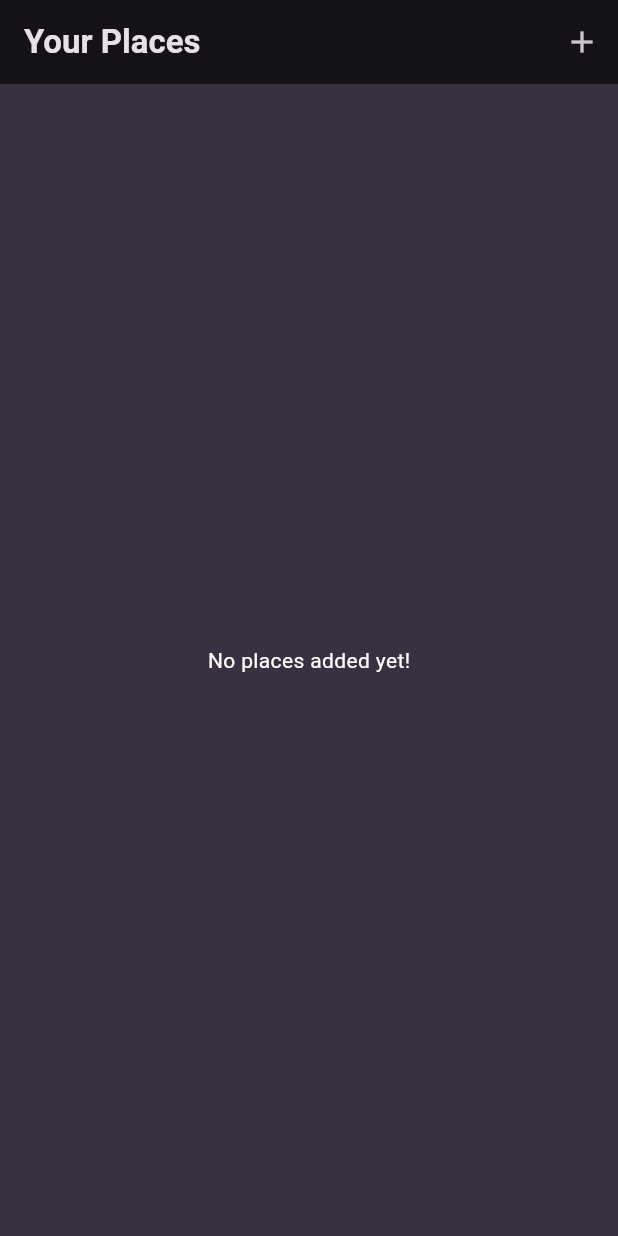
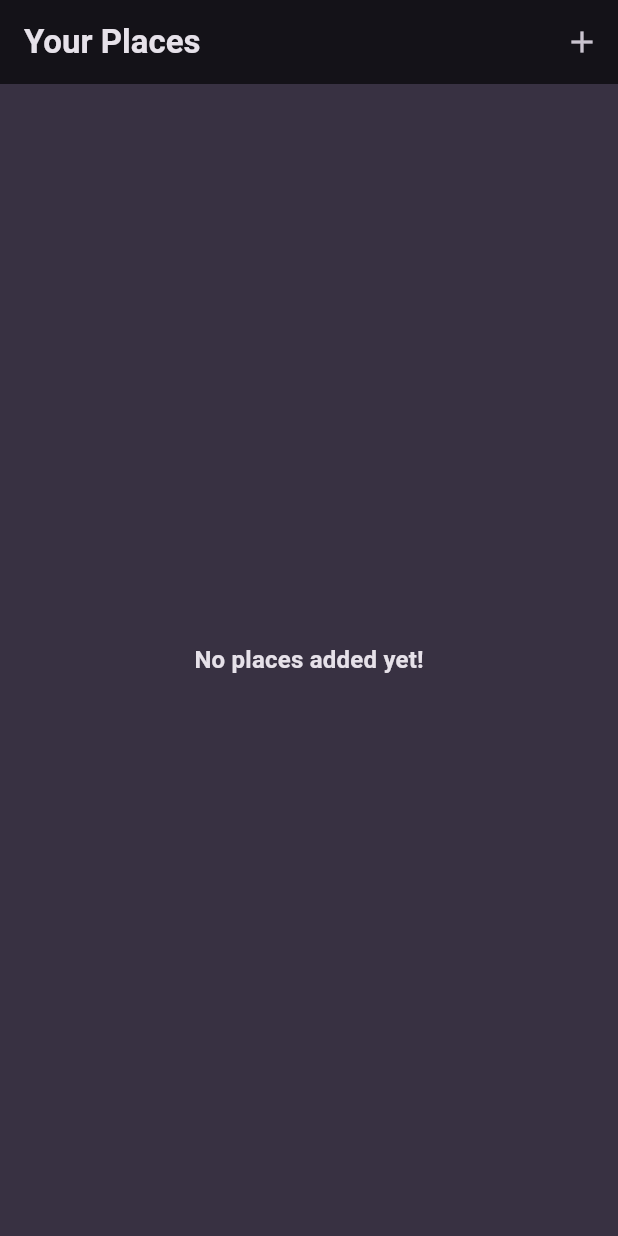
Before and after one commit to richie007dev/favorite_places, a Flutter app: the screen it shows after launch, on a phone screen of 412 x 824 dp. Run offline on Flutter 3.47's test engine with Material 3 defaults, Android fonts, the phone set to English and light mode, and no system bars; our stand-ins replace flutter_riverpod, google_fonts.

Commit message:
use text theme

```diff
--- a/lib/screens/add_place.dart
+++ b/lib/screens/add_place.dart
@@ -40,7 +40,8 @@ class _NewPlaceState extends ConsumerState<AddPlaceScreen> {
             mainAxisSize: MainAxisSize.min,
             children: [
               TextFormField(
-                style: const TextStyle(color: Colors.white),
+                style: Theme.of(context).textTheme.titleMedium!.copyWith(
+                    color: Theme.of(context).colorScheme.onBackground),
                 maxLength: 20,
                 decoration: const InputDecoration(
                   label: Text(
--- a/lib/screens/place_detail.dart
+++ b/lib/screens/place_detail.dart
@@ -14,7 +14,10 @@ class PlaceDetailScreen extends StatelessWidget {
       body: Center(
         child: Text(
           place.title,
-          style: const TextStyle(color: Colors.white),
+          style: Theme.of(context)
+              .textTheme
+              .titleMedium!
+              .copyWith(color: Theme.of(context).colorScheme.onBackground),
         ),
       ),
     );
--- a/lib/widgets/places_list.dart
+++ b/lib/widgets/places_list.dart
@@ -9,10 +9,12 @@ class PlacesList extends StatelessWidget {
   @override
   Widget build(BuildContext context) {
     if (places.isEmpty) {
-      return const Center(
+      return  Center(
         child: Text(
           'No places added yet!',
-          style: TextStyle(color: Colors.white),
+          style: Theme.of(context).textTheme.titleMedium!.copyWith(
+              color: Theme.of(context).colorScheme.onBackground
+          ),
         ),
       );
     }
```
